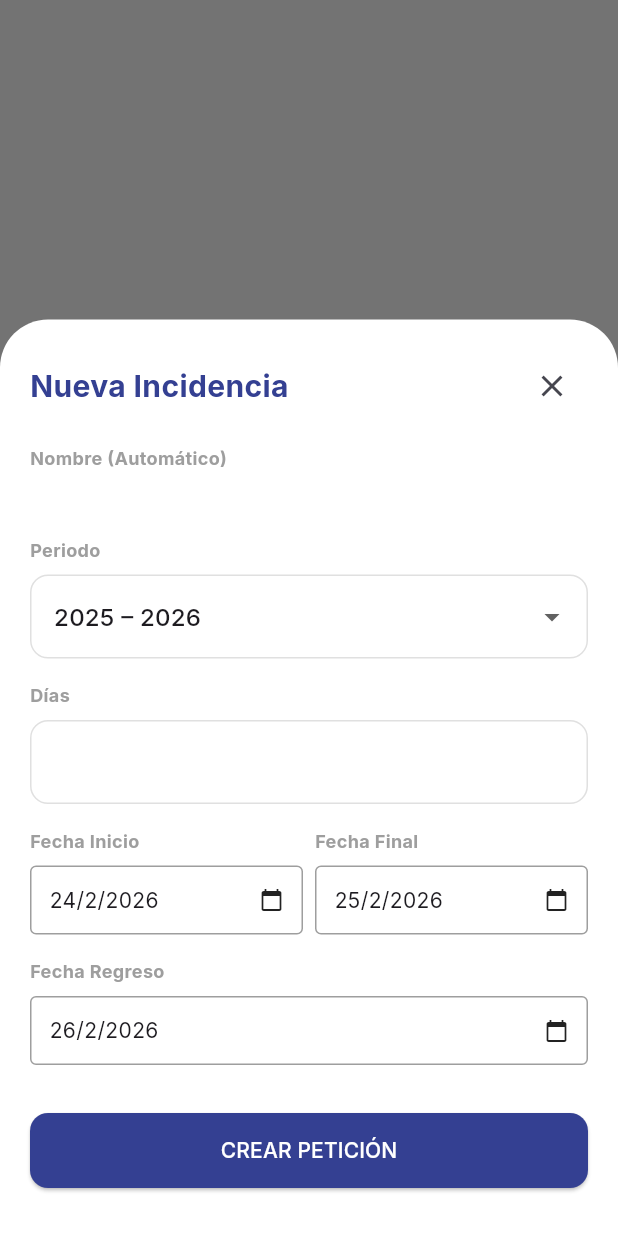
After one commit to svangele/appsi, a Flutter app: the IncidenciasPage screen opened directly, after a tap on "Nueva Petición", on a phone screen of 412 x 824 dp. The commit adds this screen. Run offline on Flutter 3.47's test engine with Material 3 defaults, Android fonts, the phone set to English and light mode, and no system bars; our stand-ins replace flutter_dotenv, google_fonts, image_picker, supabase_flutter; accounts and stored records are empty.

Commit message:
Implement Incidencias module with RLS and edit restrictions

```diff
--- /dev/null
+++ b/lib/incidencias_page.dart
@@ -0,0 +1,290 @@
+import 'package:flutter/material.dart';
+import 'package:supabase_flutter/supabase_flutter.dart';
+
+class IncidenciasPage extends StatefulWidget {
+  const IncidenciasPage({super.key});
+
+  @override
+  State<IncidenciasPage> createState() => _IncidenciasPageState();
+}
+
+class _IncidenciasPageState extends State<IncidenciasPage> {
+  List<Map<String, dynamic>> _incidencias = [];
+  bool _isLoading = true;
+  String? _userRole;
+  String? _userFullName;
+
+  @override
+  void initState() {
+    super.initState();
+    _fetchInitialData();
+  }
+
+  Future<void> _fetchInitialData() async {
+    final user = Supabase.instance.client.auth.currentUser;
+    if (user == null) return;
+
+    try {
+      // Fetch role and name
+      final profile = await Supabase.instance.client
+          .from('profiles')
+          .select('role, cssi_contributors(nombre, paterno, materno)')
+          .eq('id', user.id)
+          .maybeSingle();
+
+      if (profile != null) {
+        final contrib = profile['cssi_contributors'];
+        final fullName = contrib != null
+            ? '${contrib['nombre']} ${contrib['paterno']} ${contrib['materno'] ?? ''}'.trim()
+            : user.email ?? 'Usuario';
+
+        if (mounted) {
+          setState(() {
+            _userRole = profile['role'];
+            _userFullName = fullName;
+          });
+        }
+      }
+      _fetchIncidencias();
+    } catch (e) {
+      debugPrint('Error fetching profile: $e');
+    }
+  }
+
+  Future<void> _fetchIncidencias() async {
+    setState(() => _isLoading = true);
+    try {
+      final response = await Supabase.instance.client
+          .from('incidencias')
+          .select()
+          .order('created_at', ascending: false);
+
+      if (mounted) {
+        setState(() {
+          _incidencias = List<Map<String, dynamic>>.from(response);
+          _isLoading = false;
+        });
+      }
+    } catch (e) {
+      debugPrint('Error fetching incidencias: $e');
+      if (mounted) setState(() => _isLoading = false);
+    }
+  }
+
+  void _showIncidenciaForm({Map<String, dynamic>? incidencia}) {
+    final isEditing = incidencia != null;
+    final status = incidencia?['status'] ?? 'PENDIENTE';
+
+    // Si no es admin y el estatus no es PENDIENTE, no se puede editar
+    if (isEditing && _userRole != 'admin' && status != 'PENDIENTE') {
+      ScaffoldMessenger.of(context).showSnackBar(
+        const SnackBar(content: Text('Solo se pueden editar incidencias en estado PENDIENTE')),
+      );
+      return;
+    }
+
+    final periodController = TextEditingController(text: incidencia?['periodo'] ?? '2025 – 2026');
+    final diasController = TextEditingController(text: incidencia?['dias']?.toString() ?? '');
+    DateTime fechaInicio = incidencia != null ? DateTime.parse(incidencia['fecha_inicio']) : DateTime.now();
+    DateTime fechaFin = incidencia != null ? DateTime.parse(incidencia['fecha_fin']) : DateTime.now().add(const Duration(days: 1));
+    DateTime fechaRegreso = incidencia != null ? DateTime.parse(incidencia['fecha_regreso']) : DateTime.now().add(const Duration(days: 2));
+
+    showModalBottomSheet(
+      context: context,
+      isScrollControlled: true,
+      backgroundColor: Colors.transparent,
+      builder: (context) => StatefulBuilder(
+        builder: (context, setModalState) => Container(
+          padding: EdgeInsets.only(
+            bottom: MediaQuery.of(context).viewInsets.bottom,
+            top: 20, left: 20, right: 20,
+          ),
+          decoration: const BoxDecoration(
+            color: Colors.white,
+            borderRadius: BorderRadius.vertical(top: Radius.circular(32)),
+          ),
+          child: SingleChildScrollView(
+            child: Column(
+              mainAxisSize: MainAxisSize.min,
+              crossAxisAlignment: CrossAxisAlignment.start,
+              children: [
+                Row(
+                  mainAxisAlignment: MainAxisAlignment.spaceBetween,
+                  children: [
+                    Text(
+                      isEditing ? 'Editar Incidencia' : 'Nueva Incidencia',
+                      style: const TextStyle(fontSize: 20, fontWeight: FontWeight.bold, color: Color(0xFF344092)),
+                    ),
+                    IconButton(onPressed: () => Navigator.pop(context), icon: const Icon(Icons.close)),
+                  ],
+                ),
+                const SizedBox(height: 16),
+                _buildFieldLabel('Nombre (Automático)'),
+                Text(_userFullName ?? '...', style: const TextStyle(fontWeight: FontWeight.bold)),
+                const SizedBox(height: 16),
+                _buildFieldLabel('Periodo'),
+                DropdownButtonFormField<String>(
+                  value: periodController.text,
+                  items: ['2020 – 2021', '2021 – 2022', '2022 – 2023', '2024 – 2025', '2025 – 2026']
+                      .map((p) => DropdownMenuItem(value: p, child: Text(p)))
+                      .toList(),
+                  onChanged: (val) => periodController.text = val!,
+                  decoration: const InputDecoration(border: OutlineInputBorder()),
+                ),
+                const SizedBox(height: 16),
+                _buildFieldLabel('Días'),
+                TextField(
+                  controller: diasController,
+                  keyboardType: TextInputType.number,
+                  maxLength: 2,
+                  decoration: const InputDecoration(border: OutlineInputBorder(), counterText: ""),
+                ),
+                const SizedBox(height: 16),
+                Row(
+                  children: [
+                    Expanded(
+                      child: _buildDatePicker('Fecha Inicio', fechaInicio, (d) => setModalState(() => fechaInicio = d)),
+                    ),
+                    const SizedBox(width: 8),
+                    Expanded(
+                      child: _buildDatePicker('Fecha Final', fechaFin, (d) => setModalState(() => fechaFin = d)),
+                    ),
+                  ],
+                ),
+                const SizedBox(height: 16),
+                _buildDatePicker('Fecha Regreso', fechaRegreso, (d) => setModalState(() => fechaRegreso = d)),
+                const SizedBox(height: 32),
+                SizedBox(
+                  width: double.infinity,
+                  child: ElevatedButton(
+                    onPressed: () async {
+                      if (diasController.text.isEmpty) return;
+
+                      final data = {
+                        'nombre_usuario': _userFullName,
+                        'periodo': periodController.text,
+                        'dias': int.parse(diasController.text),
+                        'fecha_inicio': fechaInicio.toIso8601String(),
+                        'fecha_fin': fechaFin.toIso8601String(),
+                        'fecha_regreso': fechaRegreso.toIso8601String(),
+                        'usuario_id': Supabase.instance.client.auth.currentUser!.id,
+                      };
+
+                      try {
+                        if (isEditing) {
+                          await Supabase.instance.client.from('incidencias').update(data).eq('id', incidencia['id']);
+                        } else {
+                          await Supabase.instance.client.from('incidencias').insert(data);
+                        }
+                        if (mounted) {
+                          Navigator.pop(context);
+                          _fetchIncidencias();
+                        }
+                      } catch (e) {
+                        debugPrint('Error saving incidencia: $e');
+                      }
+                    },
+                    child: Text(isEditing ? 'GUARDAR CAMBIOS' : 'CREAR PETICIÓN'),
+                  ),
+                ),
+                const SizedBox(height: 32),
+              ],
+            ),
+          ),
+        ),
+      ),
+    );
+  }
+
+  Widget _buildFieldLabel(String label) => Padding(
+    padding: const EdgeInsets.only(bottom: 8),
+    child: Text(label, style: const TextStyle(fontSize: 12, color: Colors.grey, fontWeight: FontWeight.bold)),
+  );
+
+  Widget _buildDatePicker(String label, DateTime current, Function(DateTime) onPick) {
+    return Column(
+      crossAxisAlignment: CrossAxisAlignment.start,
+      children: [
+        _buildFieldLabel(label),
+        InkWell(
+          onTap: () async {
+            final d = await showDatePicker(
+              context: context,
+              initialDate: current,
+              firstDate: DateTime(2020),
+              lastDate: DateTime(2030),
+            );
+            if (d != null) onPick(d);
+          },
+          child: Container(
+            padding: const EdgeInsets.all(12),
+            decoration: BoxDecoration(border: Border.all(color: Colors.grey), borderRadius: BorderRadius.circular(4)),
+            child: Row(
+              mainAxisAlignment: MainAxisAlignment.spaceBetween,
+              children: [
+                Text('${current.day}/${current.month}/${current.year}'),
+                const Icon(Icons.calendar_today, size: 16),
+              ],
+            ),
+          ),
+        ),
+      ],
+    );
+  }
+
+  @override
+  Widget build(BuildContext context) {
+    final theme = Theme.of(context);
+    return Scaffold(
+      body: _isLoading
+        ? const Center(child: CircularProgressIndicator())
+        : ListView.builder(
+            padding: const EdgeInsets.all(16),
+            itemCount: _incidencias.length,
+            itemBuilder: (context, index) {
+              final inc = _incidencias[index];
+              return Card(
+                child: ListTile(
+                  leading: _getStatusIcon(inc['status']),
+                  title: Text(inc['periodo']),
+                  subtitle: Text('Días: ${inc['dias']} | Inicio: ${_formatDate(inc['fecha_inicio'])}'),
+                  trailing: _userRole == 'admin'
+                    ? PopupMenuButton<String>(
+                        onSelected: (val) async {
+                          await Supabase.instance.client.from('incidencias').update({'status': val}).eq('id', inc['id']);
+                          _fetchIncidencias();
+                        },
+                        itemBuilder: (ctx) => [
+                          const PopupMenuItem(value: 'APROBADA', child: Text('Aprobar')),
+                          const PopupMenuItem(value: 'CANCELADA', child: Text('Cancelar')),
+                          const PopupMenuItem(value: 'PENDIENTE', child: Text('Pendiente')),
+                        ],
+                      )
+                    : (inc['status'] == 'PENDIENTE'
+                        ? IconButton(icon: const Icon(Icons.edit), onPressed: () => _showIncidenciaForm(incidencia: inc))
+                        : null),
+                ),
+              );
+            },
+          ),
+      floatingActionButton: FloatingActionButton.extended(
+        onPressed: () => _showIncidenciaForm(),
+        label: const Text('Nueva Petición'),
+        icon: const Icon(Icons.add),
+      ),
+    );
+  }
+
+  Widget _getStatusIcon(String status) {
+    switch (status) {
+      case 'APROBADA': return const Icon(Icons.check_circle, color: Colors.green);
+      case 'CANCELADA': return const Icon(Icons.cancel, color: Colors.red);
+      default: return const Icon(Icons.pending, color: Colors.orange);
+    }
+  }
+
+  String _formatDate(String iso) {
+    final d = DateTime.parse(iso);
+    return '${d.day}/${d.month}/${d.year}';
+  }
+}
```
Also changed, not shown: lib/main_navigation.dart (+9 -0 lines), 1 other file.
